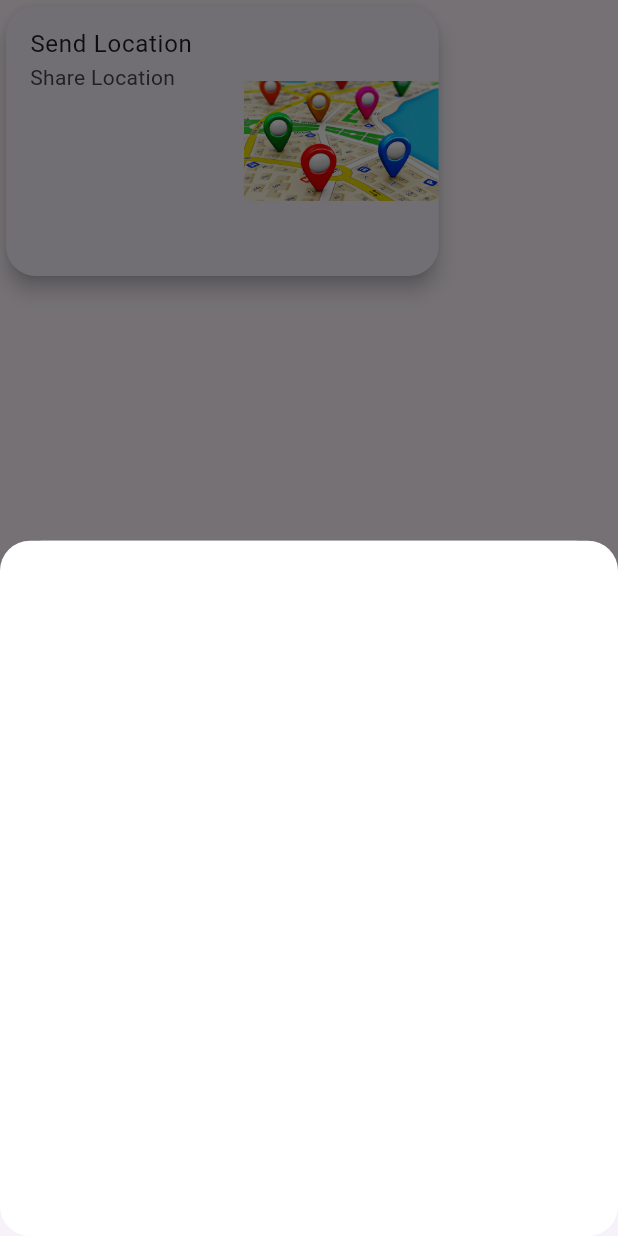
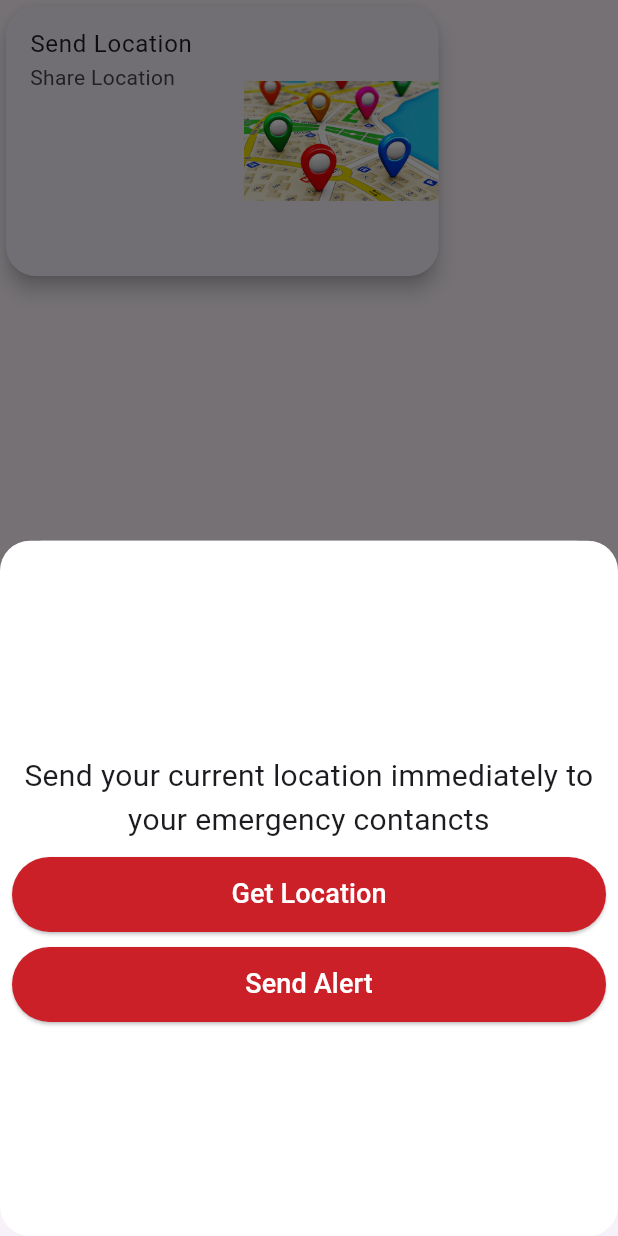
Before and after one commit to Meetj28/ProtectALL, a Flutter app: the SafeHome widget shown alone on an empty page, opened directly, after a tap on "Send Location", on a phone screen of 412 x 824 dp. Run offline on Flutter 3.47's test engine with Material 3 defaults, Android fonts, the phone set to English and light mode, and no system bars; our stand-ins replace carousel_slider, cloud_firestore, contacts_service, firebase_auth, firebase_core, fluttertoast and 4 more; missing offline and left inert: flutter_phone_direct_caller; accounts and stored records are empty; network calls fail.

Commit message:
Add share location pop up

```diff
--- a/lib/widgets/home_widgets/SafeHome/Safehome.dart
+++ b/lib/widgets/home_widgets/SafeHome/Safehome.dart
@@ -1,12 +1,47 @@
 import 'package:flutter/material.dart';
+import 'package:permission_handler/permission_handler.dart';
+import 'package:women_safety_app/components/PrimaryButton.dart';
 
-class SafeHome extends StatelessWidget {
+class SafeHome extends StatefulWidget {
+
+
+  @override
+  State<SafeHome> createState() => _SafeHomeState();
+}
+
+class _SafeHomeState extends State<SafeHome> {
+
+  _getPermission() async => await [Permission.sms].request;
+  _isPermissionGranted() async => await Permission.sms.status.isGranted;
+  _sendSms(String phoneNumber, String message, {int? simSlot}) async{
+    await BackgroundSms.sendMessage(
+
+    )
+
+  }
   void showModalSafeHome(BuildContext context) {
     showModalBottomSheet(
       context: context,
       builder: (context) {
         return Container(
           height: MediaQuery.of(context).size.height / 1.4,
+          child: Padding(
+            padding: const EdgeInsets.all(8.0),
+            child: Column(
+            mainAxisAlignment:MainAxisAlignment.center,
+            children: [
+              Text(
+                "Send your current location immediately to your emergency contancts",
+                textAlign: TextAlign.center,
+                style: TextStyle(fontSize: 20),
+              ),
+              SizedBox(height: 10),
+              Primarybutton(title: "Get Location", onPressed: () {}),
+              SizedBox(height: 10),
+              Primarybutton(title: "Send Alert", onPressed: () {}),
+            ],
+            ),
+          ),
           decoration: BoxDecoration(
             color: Colors.white,
             borderRadius: BorderRadius.circular(20),
--- a/pubspec.yaml
+++ b/pubspec.yaml
@@ -48,6 +48,7 @@ dependencies:
   permission_handler: ^11.3.1
   contacts_service: ^0.6.3
   sqflite: ^2.3.3+1
+  background_sms: ^0.0.4
 
 dev_dependencies:
   flutter_test:
```
